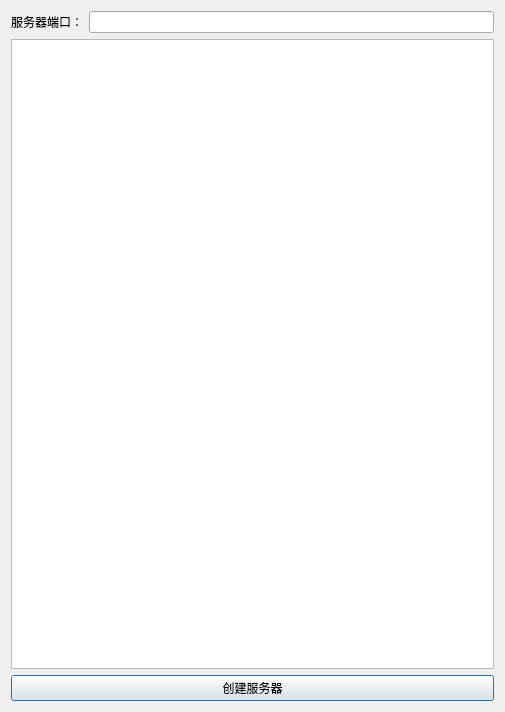
Above: Server/serverdialog.ui from Jearyhao/MyChat before the change. Below: the same form after it.
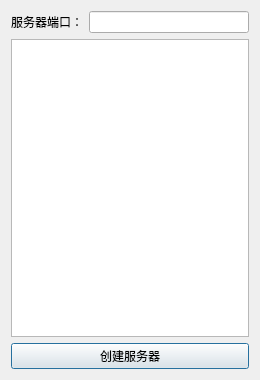
That is the form after the change.

What changed in the file:
```diff
--- a/Server/serverdialog.ui
+++ b/Server/serverdialog.ui
@@ -6,8 +6,8 @@
    <rect>
     <x>0</x>
     <y>0</y>
-    <width>505</width>
-    <height>712</height>
+    <width>260</width>
+    <height>380</height>
    </rect>
   </property>
   <property name="windowTitle">
```
